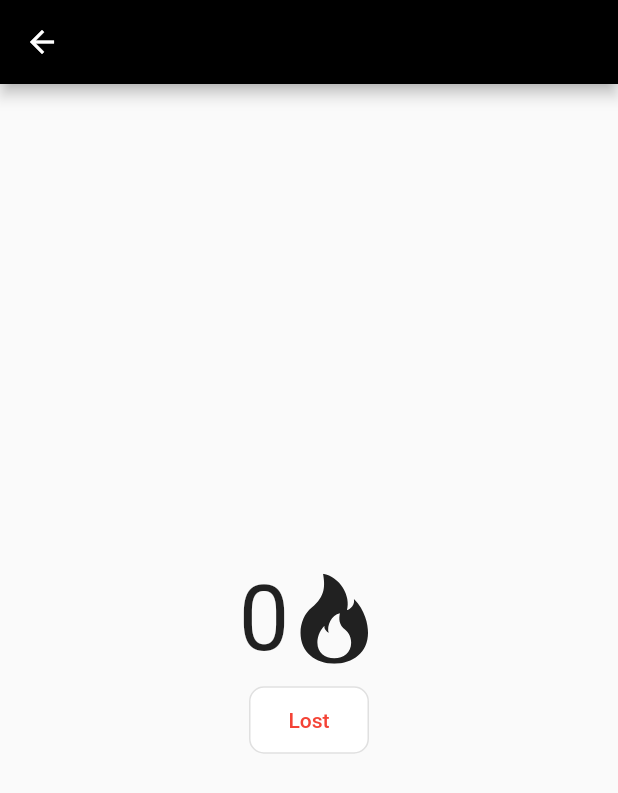
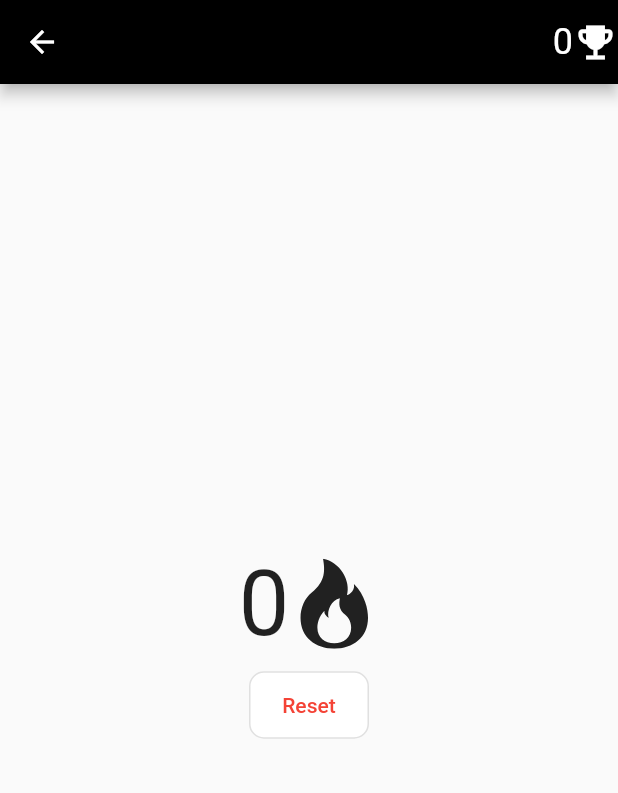
Before and after one commit to nevinmanoj/xpens, a Flutter app: the StreakPage screen opened directly, on a phone screen of 412 x 824 dp. Shown: the top 793 px of the screen. Run offline on Flutter 3.47's test engine with Material 3 defaults, Android fonts, the phone set to English and light mode, and no system bars; our stand-ins replace cloud_firestore, firebase_auth, firebase_core, flutter_slidable, flutter_spinkit, get and 3 more; missing offline and left inert: excel, fraction; accounts and stored records are empty.

Commit message:
streak highscore added

```diff
--- a/lib/screens/home/Streaks.dart
+++ b/lib/screens/home/Streaks.dart
@@ -18,16 +18,42 @@ class _StreakPageState extends State<StreakPage> {
   @override
   Widget build(BuildContext context) {
     DateTime? streakDate = Provider.of<UserInfoProvider>(context).streakDate;
-    var isStart = streakDate == null;
+    int highestStreak = Provider.of<UserInfoProvider>(context).highestStreak;
+    bool isStart = (streakDate == null);
     final user = Provider.of<User?>(context);
-    String displayDate = "";
+    int displayDate = 0;
     if (!isStart) {
-      displayDate = DateTime.now().difference(streakDate).inDays.toString();
+      displayDate = DateTime.now().difference(streakDate).inDays;
+    }
+    if (displayDate > highestStreak) {
+      DatabaseService(uid: user!.uid)
+          .updateUserInfo("highestStreak", displayDate);
+    }
+
+    void handleScoreReset() {
+      DatabaseService(uid: user!.uid)
+          .updateUserInfo("streakDate", DateTime.now().toString());
     }
 
     return Scaffold(
       appBar: AppBar(
         backgroundColor: primaryAppColor,
+        actions: isStart
+            ? null
+            : [
+                Row(
+                  children: [
+                    Text(
+                      highestStreak.toString(),
+                      style: TextStyle(fontSize: 24),
+                    ),
+                    Icon(
+                      Icons.emoji_events,
+                      size: 30,
+                    )
+                  ],
+                )
+              ],
       ),
       body: Column(
         mainAxisAlignment: MainAxisAlignment.center,
@@ -38,7 +64,7 @@ class _StreakPageState extends State<StreakPage> {
               isStart
                   ? Container()
                   : Text(
-                      displayDate,
+                      displayDate.toString(),
                       style: TextStyle(fontSize: 60),
                     ),
               Icon(
@@ -55,8 +81,7 @@ class _StreakPageState extends State<StreakPage> {
                 ? ElevatedButton(
                     style: buttonDecoration,
                     onPressed: () {
-                      DatabaseService(uid: user!.uid).updateUserInfo(
-                          "streakDate", DateTime.now().toString());
+                      handleScoreReset();
                     },
                     child: Text(
                       "Start",
@@ -89,10 +114,13 @@ class _StreakPageState extends State<StreakPage> {
                               ));
                     },
                     child: Text(
-                      "Lost",
+                      "Reset",
                       style: TextStyle(color: Colors.red),
                     )),
-          )
+          ),
+          SizedBox(
+            height: 20,
+          ),
         ],
       ),
     );
--- a/lib/services/auth.dart
+++ b/lib/services/auth.dart
@@ -53,7 +53,8 @@ class AuthSerivice {
       User? user = result.user;
 
       DatabaseService(uid: user!.uid).updateUserInfo("Name", name);
-      DatabaseService(uid: user!.uid).updateUserInfo("streakDate", "");
+      DatabaseService(uid: user.uid).updateUserInfo("streakDate", "");
+      DatabaseService(uid: user.uid).updateUserInfo("highestStreak", 0);
       DatabaseService(uid: user.uid).updateUserInfo("Email", email);
       DatabaseService(uid: user.uid).updateUserInfo("isDev", false);
       DatabaseService(uid: user.uid).updateUserInfo("PhoneNumber", "");
--- a/lib/services/providers/UserInfoProvider.dart
+++ b/lib/services/providers/UserInfoProvider.dart
@@ -2,6 +2,7 @@ import 'package:cloud_firestore/cloud_firestore.dart';
 import 'package:firebase_auth/firebase_auth.dart';
 import 'package:flutter/material.dart';
 import 'package:xpens/shared/Db.dart';
+import 'package:xpens/shared/utils/safeParse.dart';
 
 class UserInfoProvider with ChangeNotifier {
   User? user;
@@ -18,6 +19,7 @@ class UserInfoProvider with ChangeNotifier {
   List _docs = [];
   List _eTrash = [];
   List _pTrash = [];
+  int _highestStreak = 0;
   bool _dev = false;
   DateTime? _streakDate;
 
@@ -31,6 +33,7 @@ class UserInfoProvider with ChangeNotifier {
   String get userName => _userName;
   String get phone => _phno;
   DateTime? get streakDate => _streakDate;
+  int get highestStreak => _highestStreak;
   void setUser(User? usr) {
     // print("switching user to ${usr!.email} from ${user!.email}");
     user = usr;
@@ -69,6 +72,7 @@ class UserInfoProvider with ChangeNotifier {
             } else {
               _streakDate = null;
             }
+            _highestStreak = snapshot.data()!['highestStreak'];
           } else {
             _dev = false;
             _userName = "";
@@ -76,6 +80,7 @@ class UserInfoProvider with ChangeNotifier {
             _phno = "";
             _cards = ["Other"];
             _streakDate = null;
+            _highestStreak = 0;
           }
 
           notifyListeners();
```
